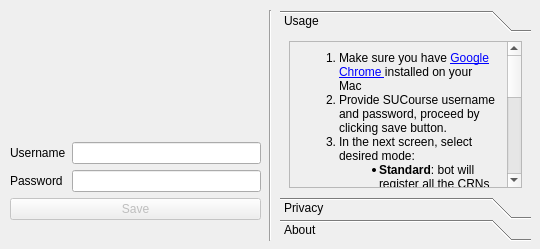
Qt form ui/main.ui (mustafaaycll/sabanci-adddropbot) before a commit.
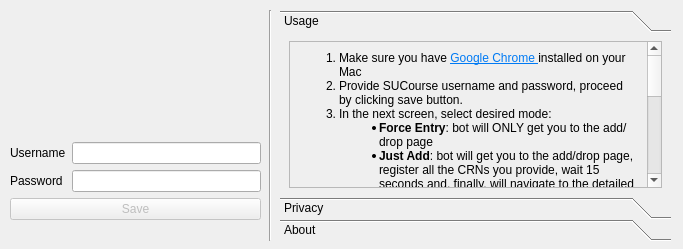
The same form after that commit.

What changed in the file:
```diff
--- a/ui/main.ui
+++ b/ui/main.ui
@@ -6,7 +6,7 @@
    <rect>
     <x>0</x>
     <y>0</y>
-    <width>540</width>
+    <width>683</width>
     <height>249</height>
    </rect>
   </property>
@@ -110,7 +110,7 @@
      <rect>
       <x>280</x>
       <y>10</y>
-      <width>251</width>
+      <width>391</width>
       <height>231</height>
      </rect>
     </property>
@@ -137,7 +137,7 @@
       <rect>
        <x>0</x>
        <y>0</y>
-       <width>251</width>
+       <width>391</width>
        <height>159</height>
       </rect>
      </property>
@@ -158,28 +158,16 @@
           <rect>
            <x>0</x>
            <y>0</y>
-           <width>225</width>
-           <height>536</height>
+           <width>350</width>
+           <height>568</height>
           </rect>
          </property>
          <layout class="QVBoxLayout" name="verticalLayout_2">
           <item>
            <widget class="QLabel" name="label">
             <property name="text">
-             <string>&lt;ol&gt;
-	&lt;li&gt;Make sure you have &lt;a href=&quot;https://www.google.com/intl/tr_tr/chrome/thank-you.html?statcb=0&amp;amp;installdataindex=empty&amp;amp;defaultbrowser=0&quot;&gt;Google Chrome&lt;/a&gt;&lt;a href=&quot;https://www.google.com/intl/tr_tr/chrome/&quot;&gt; &lt;/a&gt;installed on your Mac&lt;/li&gt;
-	&lt;li&gt;Provide SUCourse username and password, proceed by clicking save button.&lt;/li&gt;
-	&lt;li&gt;In the next screen, select desired mode:
-	&lt;ul&gt;
-		&lt;li&gt;&lt;strong&gt;Standard&lt;/strong&gt;: bot will register all the CRNs you provide&lt;/li&gt;
-		&lt;li&gt;&lt;strong&gt;Conditional&lt;/strong&gt;: bot will register all the CRNs you provide as long as there exists at least 1 available seat in the class with the specific CRN&lt;/li&gt;
-	&lt;/ul&gt;
-	&lt;/li&gt;
-	&lt;li&gt;Proceed by clicking the start button, this will trigger the automation&lt;/li&gt;
-	&lt;li&gt;After registering finishes, bot will open the page where you can view successfully added courses in BannerWeb&lt;/li&gt;
-	&lt;li&gt;After a short period of time, chrome will close itself. You can also close it safely.&lt;/li&gt;
-&lt;/ol&gt;
-</string>
+             <string>&lt;html&gt;&lt;head/&gt;&lt;body&gt;&lt;ol style=&quot;margin-top: 0px; margin-bottom: 0px; margin-left: 0px; margin-right: 0px; -qt-list-indent: 1;&quot;&gt;&lt;li style=&quot; margin-top:12px; margin-bottom:0px; margin-left:0px; margin-right:0px; -qt-block-indent:0; text-indent:0px;&quot;&gt;Make sure you have &lt;a href=&quot;https://www.google.com/intl/tr_tr/chrome/thank-you.html?statcb=0&amp;amp;installdataindex=empty&amp;amp;defaultbrowser=0&quot;&gt;&lt;span style=&quot; text-decoration: underline; color:#007af4;&quot;&gt;Google Chrome &lt;/span&gt;&lt;/a&gt;installed on your Mac &lt;/li&gt;&lt;li style=&quot; margin-top:0px; margin-bottom:0px; margin-left:0px; margin-right:0px; -qt-block-indent:0; text-indent:0px;&quot;&gt;Provide SUCourse username and password, proceed by clicking save button. &lt;/li&gt;&lt;li style=&quot; margin-top:0px; margin-bottom:0px; margin-left:0px; margin-right:0px; -qt-block-indent:0; text-indent:0px;&quot;&gt;In the next screen, select desired mode: 
+&lt;ul style=&quot;margin-top: 0px; margin-bottom: 0px; margin-left: 0px; margin-right: 0px; -qt-list-indent: 2;&quot;&gt;&lt;li style=&quot; margin-top:0px; margin-bottom:0px; margin-left:0px; margin-right:0px; -qt-block-indent:0; text-indent:0px;&quot;&gt;&lt;span style=&quot; font-weight:700;&quot;&gt;Force Entry&lt;/span&gt;: bot will ONLY get you to the add/drop page&lt;/li&gt;&lt;li style=&quot; margin-top:0px; margin-bottom:0px; margin-left:0px; margin-right:0px; -qt-block-indent:0; text-indent:0px;&quot;&gt;&lt;span style=&quot; font-weight:700;&quot;&gt;Just Add&lt;/span&gt;: bot will get you to the add/drop page, register all the CRNs you provide, wait 15 seconds and, finally, will navigate to the detailed schedule page for you to be sure that all the CRNs are added.&lt;/li&gt;&lt;/ul&gt;&lt;/li&gt;&lt;ul style=&quot;margin-top: 0px; margin-bottom: 0px; margin-left: 0px; margin-right: 0px; -qt-list-indent: 2;&quot;&gt;&lt;li style=&quot; margin-top:0px; margin-bottom:0px; margin-left:0px; margin-right:0px; -qt-block-indent:0; text-indent:0px;&quot;&gt;&lt;span style=&quot; font-weight:700;&quot;&gt;Check and Add&lt;/span&gt;: bot will register all the CRNs you provide as long as there exists at least 1 available seat in the class with the specific CRN, then will wait 15 seconds and navigate to the detailed schedule page for you to be sure that all the CRNs are added.&lt;/li&gt;&lt;li style=&quot; margin-top:0px; margin-bottom:0px; margin-left:0px; margin-right:0px; -qt-block-indent:0; text-indent:0px;&quot;&gt;&lt;span style=&quot; font-weight:700;&quot;&gt;Drop and Add&lt;/span&gt;: bot will get you to the add/drop page, drop the courses with the CRNs you provided, and add the courses with the CRNs you also provided.&lt;/li&gt;&lt;/ul&gt;&lt;li style=&quot; margin-top:0px; margin-bottom:0px; margin-left:0px; margin-right:0px; -qt-block-indent:0; text-indent:0px;&quot;&gt;Proceed by clicking the start button, this will trigger the automation &lt;/li&gt;&lt;li style=&quot; margin-top:0px; margin-bottom:0px; margin-left:0px; margin-right:0px; -qt-block-indent:0; text-indent:0px;&quot;&gt;After registering finishes, bot will open the page where you can view successfully added courses in BannerWeb &lt;/li&gt;&lt;li style=&quot; margin-top:0px; margin-bottom:12px; margin-left:0px; margin-right:0px; -qt-block-indent:0; text-indent:0px;&quot;&gt;After a short period of time, chrome will detach itself from the main app. You can close the Chrome instance safely or leave it open and continue to use the app. &lt;/li&gt;&lt;/ol&gt;&lt;/body&gt;&lt;/html&gt;</string>
             </property>
             <property name="wordWrap">
              <bool>true</bool>
```
Left out of the diff: 20 changed lines with no effect on the pictures.
